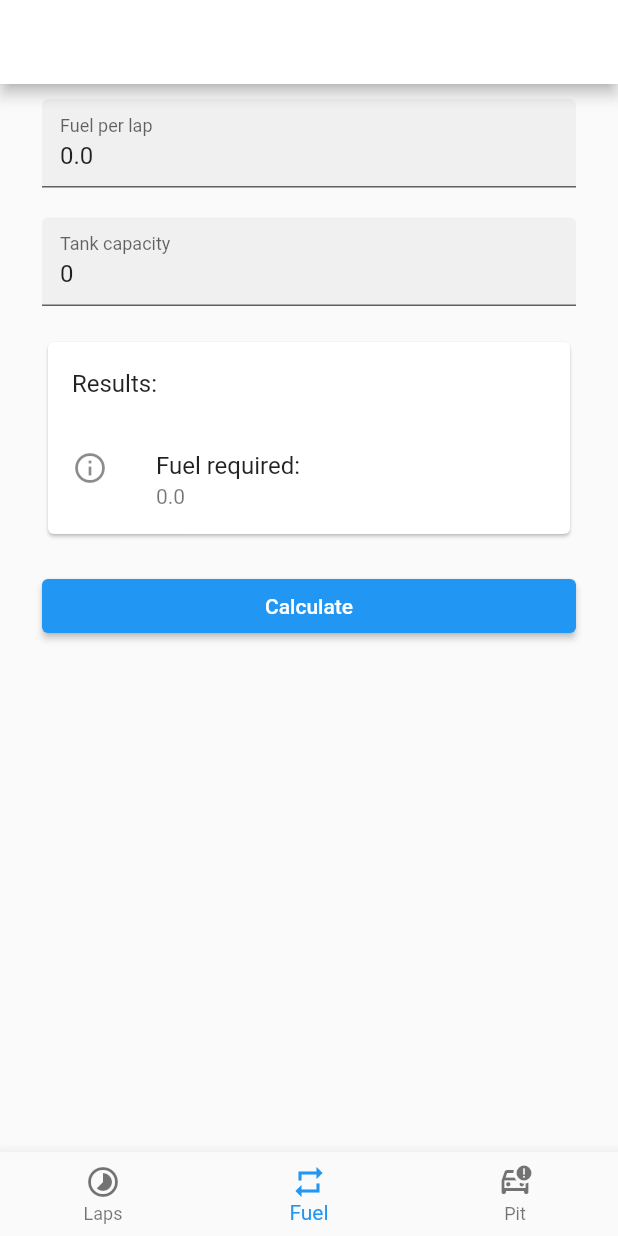
After one commit to diogorsousa/race-calculator, a Flutter app: the screen it shows after launch, item 2 of the bottom bar chosen, after a tap on "Calculate", on a phone screen of 412 x 824 dp. The commit adds this screen. Run offline on Flutter 3.47's test engine with Material 2 defaults, Android fonts, the phone set to English and light mode, and no system bars.

Commit message:
Added Fuel calculator page. Very raw

```diff
--- /dev/null
+++ b/lib/app.dart
@@ -0,0 +1,23 @@
+import 'package:flutter/material.dart';
+import 'screens/app_shell_page.dart';
+
+class MyApp extends StatelessWidget {
+  const MyApp({super.key});
+
+  // This widget is the root of your application.
+  @override
+  Widget build(BuildContext context) {
+    return MaterialApp(
+      title: 'Race Calculator',
+      themeMode: ThemeMode.system,
+      darkTheme: ThemeData(
+        brightness: Brightness.dark,
+        colorScheme: const ColorScheme.dark()
+            .copyWith(primary: const Color.fromARGB(255, 50, 146, 130)),
+        useMaterial3: true,
+      ),
+      home: const AppShell(title: 'Lap Calculator'),
+      debugShowCheckedModeBanner: false,
+    );
+  }
+}
--- /dev/null
+++ b/lib/screens/app_shell_page.dart
@@ -0,0 +1,65 @@
+import 'dart:io';
+import 'package:flutter/foundation.dart';
+import 'package:flutter/material.dart';
+import 'lap_calculator_page.dart';
+import 'fuel_calculator_page.dart'; // Import your Fuel Calculator page here
+
+class AppShell extends StatefulWidget {
+  const AppShell({super.key, required this.title});
+  final String title;
+
+  @override
+  State<AppShell> createState() => _AppShellState();
+}
+
+class _AppShellState extends State<AppShell> {
+  int _currentIndex = 0;
+
+  final List<Widget> _pages = [
+    LapCalculatorPage(),
+    FuelCalculatorPage(),
+    // Add more pages here
+  ];
+
+  @override
+  Widget build(BuildContext context) {
+    return Scaffold(
+      appBar: AppBar(
+        backgroundColor: Theme.of(context).colorScheme.inversePrimary,
+        title: Text(widget.title),
+      ),
+      body: _pages[_currentIndex],
+      bottomNavigationBar: getBottomNavigationBar(),
+    );
+  }
+
+  SizedBox getBottomNavigationBar() {
+    return SizedBox(
+      height:
+          kIsWeb ? 90 : (Platform.isAndroid ? kBottomNavigationBarHeight : 90),
+      child: BottomNavigationBar(
+        items: const <BottomNavigationBarItem>[
+          BottomNavigationBarItem(
+            icon: Icon(Icons.timelapse),
+            label: 'Laps',
+          ),
+          BottomNavigationBarItem(
+            icon: Icon(Icons.repeat),
+            label: 'Fuel',
+          ),
+          BottomNavigationBarItem(
+            icon: Icon(Icons.car_crash_outlined),
+            label: 'Pit',
+          ),
+        ],
+        currentIndex: _currentIndex,
+        onTap: (index) {
+          setState(() {
+            _currentIndex =
+                index; // Update the current index when an item is tapped
+          });
+        },
+      ),
+    );
+  }
+}
--- /dev/null
+++ b/lib/screens/fuel_calculator_page.dart
@@ -0,0 +1,97 @@
+import 'package:flutter/material.dart';
+import '../services/fuel_calculator_service.dart';
+
+class FuelCalculatorPage extends StatefulWidget {
+  @override
+  _FuelCalculatorPageState createState() => _FuelCalculatorPageState();
+}
+
+class _FuelCalculatorPageState extends State<FuelCalculatorPage> {
+  final fuelPerLapController = TextEditingController(text: "0.0");
+  final tankCapacityController = TextEditingController(text: "0");
+  double _fuelRequired = 0.0;
+
+  void _calculate() {
+    setState(() {
+      _fuelRequired = FuelCalculatorService.calculateFuelRequired(
+          double.parse(fuelPerLapController.text),
+          10); // lap count needs to come from lap_calculator_page
+    });
+  }
+
+  @override
+  Widget build(BuildContext context) {
+    return SingleChildScrollView(
+      child: Column(
+        mainAxisAlignment: MainAxisAlignment.start,
+        children: <Widget>[
+          getForm(),
+        ],
+      ),
+    );
+  }
+
+  Padding getForm() {
+    return Padding(
+      padding: const EdgeInsets.only(left: 28, right: 28, top: 10),
+      child: Form(
+        child: Column(
+          children: <Widget>[
+            TextFormField(
+              controller: fuelPerLapController,
+              decoration: const InputDecoration(
+                labelText: 'Fuel per lap',
+                filled: true,
+              ),
+              validator: (String? value) {
+                if (value == null || value.isEmpty) {
+                  return 'Please enter fuel per lap';
+                }
+                return null;
+              },
+            ),
+            const SizedBox(height: 20),
+            TextFormField(
+              controller: tankCapacityController,
+              decoration: const InputDecoration(
+                labelText: 'Tank capacity',
+                filled: true,
+              ),
+              validator: (String? value) {
+                if (value == null || value.isEmpty) {
+                  return 'Please enter tank capacity';
+                }
+                return null;
+              },
+            ),
+            const SizedBox(height: 20),
+            Card(
+              child: Column(
+                children: <Widget>[
+                  const ListTile(
+                    title: Text('Results:'),
+                  ),
+                  ListTile(
+                    leading: const Icon(Icons.info_outline),
+                    title: const Text('Fuel required:'),
+                    subtitle: Text(_fuelRequired.toString()),
+                  ),
+                ],
+              ),
+            ),
+            const SizedBox(height: 20),
+            SizedBox(
+              width: double.infinity,
+              child: ElevatedButton(
+                onPressed: () {
+                  _calculate();
+                },
+                child: const Text('Calculate'),
+              ),
+            ),
+          ],
+        ),
+      ),
+    );
+  }
+}
--- /dev/null
+++ b/lib/screens/lap_calculator_page.dart
@@ -0,0 +1,114 @@
+import 'package:flutter/material.dart';
+import '../services/lap_calculator_service.dart';
+
+class LapCalculatorPage extends StatefulWidget {
+  @override
+  _LapCalculatorPageState createState() => _LapCalculatorPageState();
+}
+
+class _LapCalculatorPageState extends State<LapCalculatorPage> {
+  int _totalLaps = 0;
+  String _timeLeft = "00:00:00";
+  String _totalTime = "00:00:00";
+  final raceDurationController = TextEditingController(text: "00:00:00");
+  final averageLaptimeController = TextEditingController(text: "00:00.0");
+
+  void _calculate() {
+    setState(() {
+      _totalLaps = LapCalculatorService.getTotalLaps(
+          raceDurationController.text, averageLaptimeController.text);
+      _timeLeft = LapCalculatorService.getTimeRemaining(
+          raceDurationController.text, averageLaptimeController.text);
+      _totalTime = LapCalculatorService.getTotalTime(
+          raceDurationController.text, averageLaptimeController.text);
+    });
+  }
+
+  @override
+  Widget build(BuildContext context) {
+    return SingleChildScrollView(
+      child: Column(
+        mainAxisAlignment: MainAxisAlignment.start,
+        children: <Widget>[
+          getForm(),
+        ],
+      ),
+    );
+  }
+
+  Padding getForm() {
+    return Padding(
+      padding: const EdgeInsets.only(left: 28, right: 28, top: 10),
+      child: Form(
+        child: Column(
+          children: <Widget>[
+            TextFormField(
+              controller: raceDurationController,
+              decoration: const InputDecoration(
+                labelText: 'Race Duration',
+                helperText: "hrs:min:sec",
+                filled: true,
+              ),
+              validator: (String? value) {
+                if (value == null || value.isEmpty) {
+                  return 'Please enter race duration';
+                }
+                return null;
+              },
+            ),
+            const SizedBox(height: 20),
+            TextFormField(
+              controller: averageLaptimeController,
+              decoration: const InputDecoration(
+                labelText: 'Average Laptime',
+                helperText: "min:sec.ms",
+                filled: true,
+              ),
+              validator: (String? value) {
+                if (value == null || value.isEmpty) {
+                  return 'Please enter average laptime';
+                }
+                return null;
+              },
+            ),
+            const SizedBox(height: 20),
+            Card(
+              child: Column(
+                children: <Widget>[
+                  const ListTile(
+                    title: Text('Results:'),
+                  ),
+                  ListTile(
+                    leading: const Icon(Icons.info_outline),
+                    title: const Text('Total laps:'),
+                    subtitle: Text(_totalLaps.toString()),
+                  ),
+                  ListTile(
+                    leading: const Icon(Icons.info_outline),
+                    title: const Text('Time remaining on final lap:'),
+                    subtitle: Text(_timeLeft),
+                  ),
+                  ListTile(
+                    leading: const Icon(Icons.info_outline),
+                    title: const Text('Total time:'),
+                    subtitle: Text(_totalTime),
+                  )
+                ],
+              ),
+            ),
+            const SizedBox(height: 20),
+            SizedBox(
+              width: double.infinity,
+              child: ElevatedButton(
+                onPressed: () {
+                  _calculate();
+                },
+                child: const Text('Calculate'),
+              ),
+            ),
+          ],
+        ),
+      ),
+    );
+  }
+}
--- /dev/null
+++ b/lib/services/fuel_calculator_service.dart
@@ -0,0 +1,7 @@
+class FuelCalculatorService {
+  FuelCalculatorService();
+
+  static double calculateFuelRequired(double fuelPerLap, int lapCount) {
+    return fuelPerLap * lapCount;
+  }
+}
```
Also changed, not shown: lib/main.dart (+1 -171 lines), lib/fuel_calculator/fuel_calculator_page.dart (deleted), lib/fuel_calculator/fuel_calculator_service.dart (deleted), lib/lap_calculator/lap_calculator_page.dart (deleted), lib/services/lap_calculator_service.dart (renamed from lib/lap_calculator/lap_calculator_service.dart), 2 other files.
